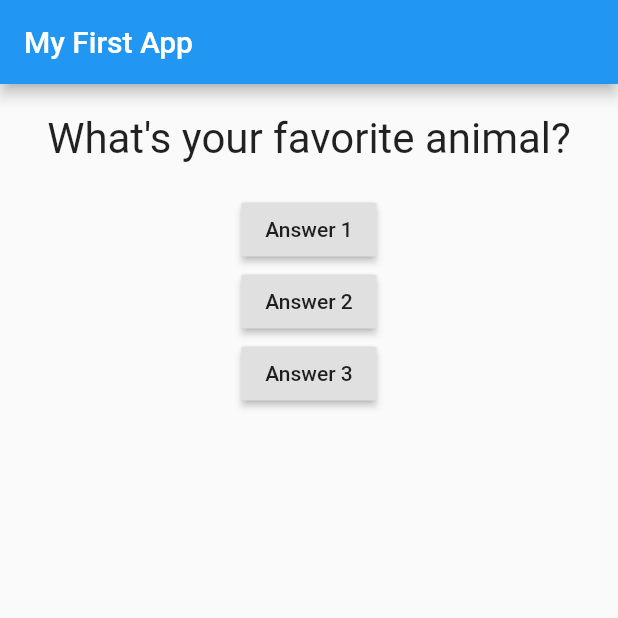
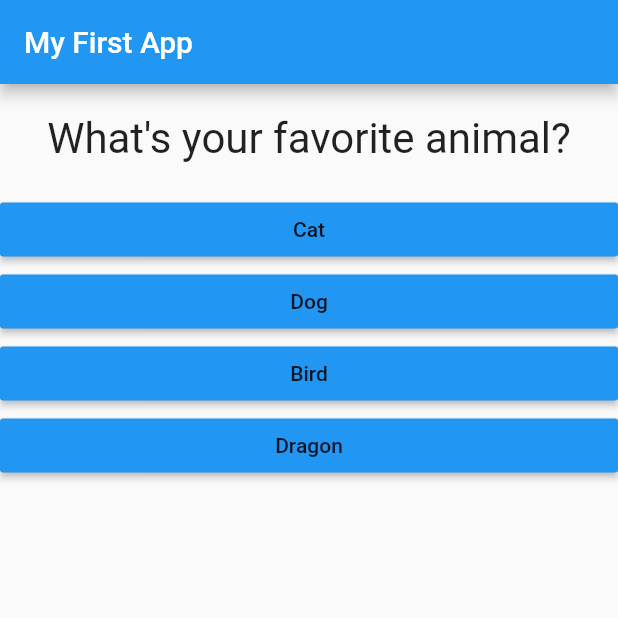
Before and after one commit to sidneyaguirre/flutter, a Flutter app: the screen it shows after launch, on a phone screen of 412 x 824 dp, the top half of it. Run offline on Flutter 3.47's test engine with Material 2 defaults, Android fonts, the phone set to English and light mode, and no system bars.

Commit message:
granular app

```diff
--- /dev/null
+++ b/lib/answer.dart
@@ -0,0 +1,20 @@
+import 'package:flutter/material.dart';
+
+class Answer extends StatelessWidget {
+  final Function handleAnswer;
+  final String answerText;
+
+  Answer(this.handleAnswer, this.answerText);
+
+  @override
+  Widget build(BuildContext context) {
+    return Container(
+      width: double.infinity,
+      child: RaisedButton(
+        color: Colors.blue,
+        child: Text(answerText),
+        onPressed: handleAnswer,
+        ),
+    );
+  }
+}
--- a/lib/main.dart
+++ b/lib/main.dart
@@ -1,52 +1,64 @@
 import 'package:flutter/material.dart';
 
-import './question.dart';
+import './quiz.dart';
+import './result.dart';
 // void main() {
 //   runApp(MyApp());
 // }
 
-void main() => runApp(MyApp()); //this kindof arrow function is only when the function has one expression
+void main() => runApp(
+    MyApp()); //this kindof arrow function is only when the function has one expression
 
 class MyApp extends StatefulWidget {
-
   @override
   _MyAppState createState() => _MyAppState();
 }
 
 class _MyAppState extends State<MyApp> {
-
-  var questionIndex = 0;
-
+  //we use both, to say that question wont change during runtime, and to say that the value of questions won't ever change
+  //final: runtime constant
+  //const: compile time constant
+  final _questions = const [
+    {
+      'questionText': 'What\'s your favorite animal?',
+      'answers': ['Cat', 'Dog', 'Bird', 'Dragon'],
+    },
+    {
+      'questionText': 'What\'s your favorite color?',
+      'answers': ['Black', 'Red', 'Green', 'Pink'],
+    },
+    {
+      'questionText': 'What\'s your favorite food?',
+      'answers': ['Bandeja Paisa', 'Pasta', 'Pizza', 'Ramen'],
+    },
+    {
+      'questionText': 'What\'s your favorite place?',
+      'answers': ['Mountain', 'Home', 'Town', 'City'],
+    },
+    {
+      'questionText': 'What\'s your favorite beverage?',
+      'answers': ['Bear', 'Juice', 'Water', 'Soda'],
+    },
+  ];
+  var _questionIndex = 0;
   void _answerQuestion() {
-    setState(() {
-      questionIndex += 1;
-    });
+    if (_questionIndex < _questions.length) {
+      setState(() {
+        _questionIndex += 1;
+      });
+    }
   }
 
   @override //decorator: "build" method from StatelessWidget class wont be considered, but mine here will
   Widget build(BuildContext context) {
-
-    var questions = [
-      'What\'s your favorite animal?',
-      'What\'s your favorite color?',
-      'What\'s your favorite food?',
-      'What\'s your favorite place?',
-      'What\'s your favorite beverage?',
-    ];
-
     return MaterialApp(
       home: Scaffold(
         appBar: AppBar(
           title: Text('My First App'),
         ),
-        body: Column(
-          children: <Widget>[
-            Question(questions.elementAt(questionIndex),),
-            RaisedButton(child: Text('Answer 1'), onPressed: _answerQuestion,),
-            RaisedButton(child: Text('Answer 2'), onPressed: _answerQuestion,),
-            RaisedButton(child: Text('Answer 3'), onPressed: _answerQuestion,),
-          ],
-        ),
+        body: _questionIndex < _questions.length
+            ? Quiz(answerQuestion:_answerQuestion, questions: _questions, questionIndex: _questionIndex)
+            : Result(),
       ),
     );
   }
--- /dev/null
+++ b/lib/quiz.dart
@@ -0,0 +1,28 @@
+import 'package:flutter/material.dart';
+
+import 'question.dart';
+import './answer.dart';
+
+class Quiz extends StatelessWidget {
+final Function answerQuestion;
+final List<Map<String, Object>> questions;
+final int questionIndex;
+
+Quiz({@required this.questions, @required this.answerQuestion, @required this.questionIndex});
+
+  @override
+  Widget build(BuildContext context) {
+    return Column(
+      children: <Widget>[
+        //accesses the object based on the index, and then the key needed
+        Question(
+          questions[questionIndex]['questionText'],
+        ),
+        //creates the buttons dinamicly
+        ...(questions[questionIndex]['answers'] as List<String>).map((answer) {
+          return Answer(answerQuestion, answer);
+        }).toList()
+      ],
+    );
+  }
+}
--- /dev/null
+++ b/lib/result.dart
@@ -0,0 +1,15 @@
+import 'package:flutter/material.dart';
+
+class Result extends StatelessWidget {
+  const Result({Key key}) : super(key: key);
+
+  @override
+  Widget build(BuildContext context) {
+    return Center(
+      child: Text(
+        'Great Answers!',
+        style: TextStyle(fontSize: 40),
+      ),
+    );
+  }
+}
```
